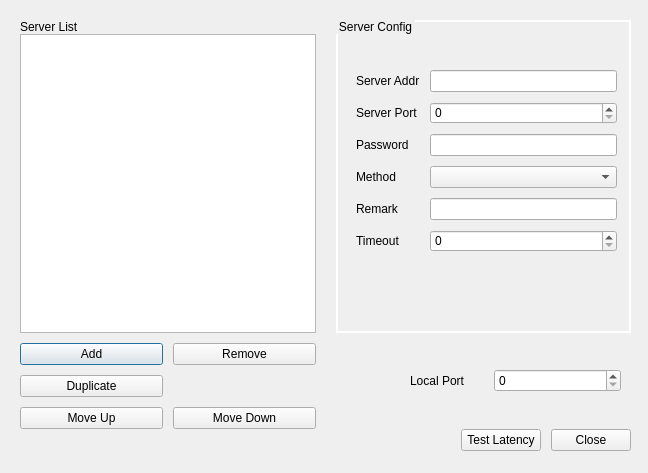
Above: src/widget/EditServerDialog.ui from shiqimei/shadowsocks-deepin before the change. Below: the same form after it.
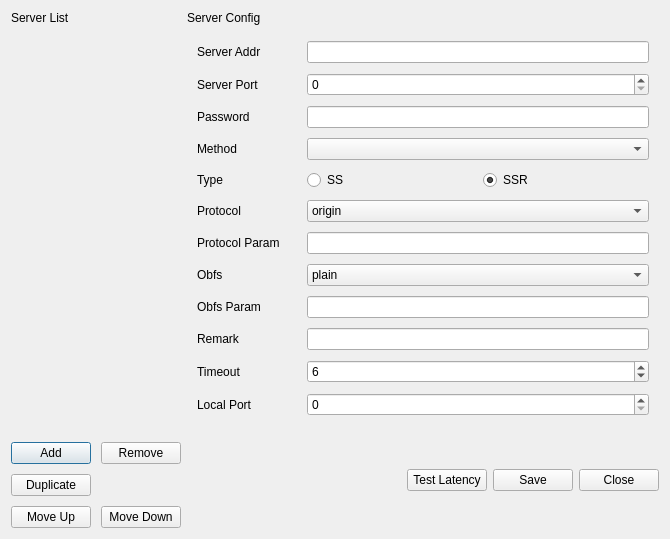
That is the form after the change.

```diff
--- a/src/widget/EditServerDialog.ui
+++ b/src/widget/EditServerDialog.ui
@@ -6,122 +6,32 @@
    <rect>
     <x>0</x>
     <y>0</y>
-    <width>648</width>
-    <height>473</height>
+    <width>701</width>
+    <height>693</height>
    </rect>
   </property>
   <property name="windowTitle">
       <string>Edit Server Config</string>
   </property>
-  <widget class="QWidget" name="layoutWidget">
-   <property name="geometry">
-    <rect>
-     <x>10</x>
-     <y>10</y>
-     <width>631</width>
-     <height>451</height>
-    </rect>
+  <layout class="QGridLayout" name="gridLayout" rowstretch="0,1,0">
+   <property name="sizeConstraint">
+    <enum>QLayout::SetFixedSize</enum>
    </property>
-   <layout class="QGridLayout" name="mainLayout">
-    <property name="leftMargin">
-     <number>10</number>
-    </property>
-    <property name="topMargin">
-     <number>10</number>
-    </property>
-    <property name="rightMargin">
-     <number>10</number>
-    </property>
-    <property name="bottomMargin">
-     <number>10</number>
-    </property>
-    <property name="horizontalSpacing">
-     <number>20</number>
-    </property>
-    <property name="verticalSpacing">
-     <number>0</number>
-    </property>
-    <item row="2" column="1">
-     <layout class="QHBoxLayout" name="horizontalLayout" stretch="1,1,2">
-      <property name="spacing">
-       <number>20</number>
-      </property>
-      <property name="leftMargin">
-       <number>10</number>
-      </property>
-      <property name="topMargin">
-       <number>10</number>
-      </property>
-      <property name="rightMargin">
-       <number>10</number>
-      </property>
-      <property name="bottomMargin">
-       <number>10</number>
-      </property>
-      <item>
-       <spacer name="horizontalSpacer">
-        <property name="orientation">
-         <enum>Qt::Horizontal</enum>
-        </property>
-        <property name="sizeHint" stdset="0">
-         <size>
-          <width>40</width>
-          <height>20</height>
-         </size>
-        </property>
-       </spacer>
-      </item>
-      <item>
-       <widget class="QLabel" name="label_7">
+   <item row="0" column="0">
+    <widget class="QLabel" name="serverListLabel">
         <property name="text">
-            <string>Local Port</string>
+      <string>Server List</string>
         </property>
        </widget>
       </item>
-      <item>
-       <widget class="QSpinBox" name="proxyPortSpinBox">
-        <property name="sizePolicy">
-         <sizepolicy hsizetype="Preferred" vsizetype="Fixed">
-          <horstretch>0</horstretch>
-          <verstretch>0</verstretch>
-         </sizepolicy>
-        </property>
-        <property name="maximum">
-         <number>65535</number>
-        </property>
-       </widget>
-      </item>
-     </layout>
-    </item>
-    <item row="0" column="1" rowspan="2">
-     <widget class="QGroupBox" name="groupBox">
-      <property name="styleSheet">
-       <string notr="true">QGroupBox{
-border-width:2px;
-border-style:solid;
-border-color:white;
-margin-top:0.5ex;
-}
-QGroupBox::title{
-subcontrol-origin:margin;
-subcontrol-position:top left;
-left:0px;
-margin-left:0px;
-padding:0 1px;
-}</string>
-      </property>
-      <property name="title">
+   <item row="0" column="1" colspan="2">
+    <widget class="QLabel" name="label_8">
+     <property name="text">
           <string>Server Config</string>
       </property>
-      <widget class="QWidget" name="formLayoutWidget">
-       <property name="geometry">
-        <rect>
-         <x>10</x>
-         <y>40</y>
-         <width>281</width>
-         <height>246</height>
-        </rect>
-       </property>
+    </widget>
+   </item>
+   <item row="1" column="1" colspan="4">
        <layout class="QFormLayout" name="formLayout">
         <property name="horizontalSpacing">
          <number>10</number>
@@ -143,6 +53,12 @@
         </property>
         <item row="0" column="0">
          <widget class="QLabel" name="label">
+       <property name="minimumSize">
+        <size>
+         <width>100</width>
+         <height>0</height>
+        </size>
+       </property>
           <property name="text">
               <string>Server Addr</string>
           </property>
@@ -158,6 +74,13 @@
           </property>
          </widget>
         </item>
+     <item row="1" column="1">
+      <widget class="QSpinBox" name="serverPortSpinBox">
+       <property name="maximum">
+        <number>65535</number>
+       </property>
+      </widget>
+     </item>
         <item row="2" column="0">
          <widget class="QLabel" name="label_3">
           <property name="text">
@@ -165,6 +88,13 @@
           </property>
          </widget>
         </item>
+     <item row="2" column="1">
+      <widget class="QLineEdit" name="passwordLineEdit">
+       <property name="echoMode">
+        <enum>QLineEdit::Password</enum>
+       </property>
+      </widget>
+     </item>
         <item row="3" column="0">
          <widget class="QLabel" name="label_4">
           <property name="text">
@@ -175,50 +105,190 @@
         <item row="3" column="1">
          <widget class="QComboBox" name="encryptComboBox"/>
         </item>
-        <item row="4" column="0">
+     <item row="9" column="0">
          <widget class="QLabel" name="label_5">
           <property name="text">
               <string>Remark</string>
           </property>
          </widget>
         </item>
-        <item row="4" column="1">
+     <item row="9" column="1">
          <widget class="QLineEdit" name="remarkLineEdit"/>
         </item>
-        <item row="5" column="0">
+     <item row="10" column="0">
          <widget class="QLabel" name="label_6">
           <property name="text">
               <string>Timeout</string>
           </property>
          </widget>
         </item>
-        <item row="5" column="1">
+     <item row="10" column="1">
          <widget class="QSpinBox" name="timeoutSpinBox">
           <property name="maximum">
            <number>35565</number>
           </property>
-         </widget>
-        </item>
-        <item row="1" column="1">
-         <widget class="QSpinBox" name="serverPortSpinBox">
+       <property name="value">
+        <number>6</number>
+       </property>
+      </widget>
+     </item>
+     <item row="5" column="0">
+      <widget class="QLabel" name="label_9">
+       <property name="text">
+        <string>Protocol</string>
+       </property>
+      </widget>
+     </item>
+     <item row="6" column="1">
+      <widget class="QLineEdit" name="protocolParamLineEdit"/>
+     </item>
+     <item row="6" column="0">
+      <widget class="QLabel" name="label_10">
+       <property name="text">
+        <string>Protocol Param</string>
+       </property>
+      </widget>
+     </item>
+     <item row="5" column="1">
+      <widget class="QComboBox" name="protocolComboBox">
+       <item>
+        <property name="text">
+         <string>origin</string>
+        </property>
+       </item>
+       <item>
+        <property name="text">
+         <string>verify_deflate</string>
+        </property>
+       </item>
+       <item>
+        <property name="text">
+         <string>auth_sha1_v4</string>
+        </property>
+       </item>
+       <item>
+        <property name="text">
+         <string>auth_aes128_md5</string>
+        </property>
+       </item>
+       <item>
+        <property name="text">
+         <string>auth_aes128_sha1</string>
+        </property>
+       </item>
+       <item>
+        <property name="text">
+         <string>auth_chain_a</string>
+        </property>
+       </item>
+      </widget>
+     </item>
+     <item row="4" column="0">
+      <widget class="QLabel" name="label_11">
+       <property name="text">
+        <string>Type</string>
+       </property>
+      </widget>
+     </item>
+     <item row="4" column="1">
+      <layout class="QHBoxLayout" name="horizontalLayout_3">
+       <item>
+        <widget class="QRadioButton" name="radioButton_2">
+         <property name="text">
+          <string>SS</string>
+         </property>
+         <property name="checked">
+          <bool>false</bool>
+         </property>
+        </widget>
+       </item>
+       <item>
+        <widget class="QRadioButton" name="radioButton">
+         <property name="text">
+          <string>SSR</string>
+         </property>
+         <property name="checked">
+          <bool>true</bool>
+         </property>
+        </widget>
+       </item>
+      </layout>
+     </item>
+     <item row="7" column="0">
+      <widget class="QLabel" name="label_12">
+       <property name="text">
+        <string>Obfs</string>
+       </property>
+      </widget>
+     </item>
+     <item row="7" column="1">
+      <widget class="QComboBox" name="obfsComboBox">
+       <item>
+        <property name="text">
+         <string>plain</string>
+        </property>
+       </item>
+       <item>
+        <property name="text">
+         <string>http_simple</string>
+        </property>
+       </item>
+       <item>
+        <property name="text">
+         <string>http_post</string>
+        </property>
+       </item>
+       <item>
+        <property name="text">
+         <string>random_head</string>
+        </property>
+       </item>
+       <item>
+        <property name="text">
+         <string>tls1.2_ticket_auth</string>
+        </property>
+       </item>
+       <item>
+        <property name="text">
+         <string>tls1.2_ticket_fastauth</string>
+        </property>
+       </item>
+      </widget>
+     </item>
+     <item row="8" column="0">
+      <widget class="QLabel" name="label_13">
+       <property name="text">
+        <string>Obfs Param</string>
+       </property>
+      </widget>
+     </item>
+     <item row="8" column="1">
+      <widget class="QLineEdit" name="obfsParamLineEdit"/>
+     </item>
+     <item row="11" column="0">
+      <widget class="QLabel" name="label_7">
+       <property name="text">
+        <string>Local Port</string>
+       </property>
+      </widget>
+     </item>
+     <item row="11" column="1">
+      <widget class="QSpinBox" name="proxyPortSpinBox">
+       <property name="sizePolicy">
+        <sizepolicy hsizetype="Preferred" vsizetype="Fixed">
+         <horstretch>0</horstretch>
+         <verstretch>0</verstretch>
+        </sizepolicy>
+       </property>
           <property name="maximum">
            <number>65535</number>
           </property>
          </widget>
         </item>
-        <item row="2" column="1">
-         <widget class="QLineEdit" name="passwordLineEdit">
-          <property name="echoMode">
-           <enum>QLineEdit::Password</enum>
-          </property>
-         </widget>
-        </item>
-       </layout>
-      </widget>
-     </widget>
+    </layout>
     </item>
     <item row="2" column="0">
-     <layout class="QGridLayout" name="gridLayout">
+    <layout class="QGridLayout" name="maintaineGridLayout">
       <property name="topMargin">
        <number>10</number>
       </property>
@@ -262,39 +332,34 @@
       </item>
      </layout>
     </item>
-    <item row="0" column="0">
-     <widget class="QLabel" name="label_8">
-      <property name="text">
-          <string>Server List</string>
-      </property>
-     </widget>
-    </item>
-    <item row="3" column="1">
-     <layout class="QHBoxLayout" name="horizontalLayout_2">
-      <property name="spacing">
-       <number>10</number>
-      </property>
-      <item>
+   <item row="2" column="1">
        <spacer name="horizontalSpacer_2">
         <property name="orientation">
          <enum>Qt::Horizontal</enum>
         </property>
         <property name="sizeHint" stdset="0">
          <size>
-          <width>40</width>
+       <width>214</width>
           <height>20</height>
          </size>
         </property>
        </spacer>
       </item>
-      <item>
+   <item row="2" column="2">
           <widget class="QPushButton" name="pushButtonTestLatency">
               <property name="text">
                   <string>Test Latency</string>
               </property>
           </widget>
       </item>
-      <item>
+   <item row="2" column="3">
+    <widget class="QPushButton" name="savePushButton">
+     <property name="text">
+      <string>Save</string>
+     </property>
+    </widget>
+   </item>
+   <item row="2" column="4">
        <widget class="QPushButton" name="cancelPushButton">
         <property name="text">
             <string>Close</string>
@@ -302,12 +367,14 @@
        </widget>
       </item>
      </layout>
-    </item>
-       <item row="1" column="0">
-           <widget class="QListView" name="listView"/>
-       </item>
-   </layout>
-  </widget>
+  <zorder>layoutWidget</zorder>
+  <zorder>serverListLabel</zorder>
+  <zorder></zorder>
+  <zorder></zorder>
+  <zorder></zorder>
+  <zorder>formLayoutWidget</zorder>
+  <zorder>formLayoutWidget</zorder>
+  <zorder>label_8</zorder>
  </widget>
  <resources/>
  <connections>
```
Left out of the diff: 261 changed lines with no effect on the pictures. Lines whose indentation alone changed are shown as unchanged.
